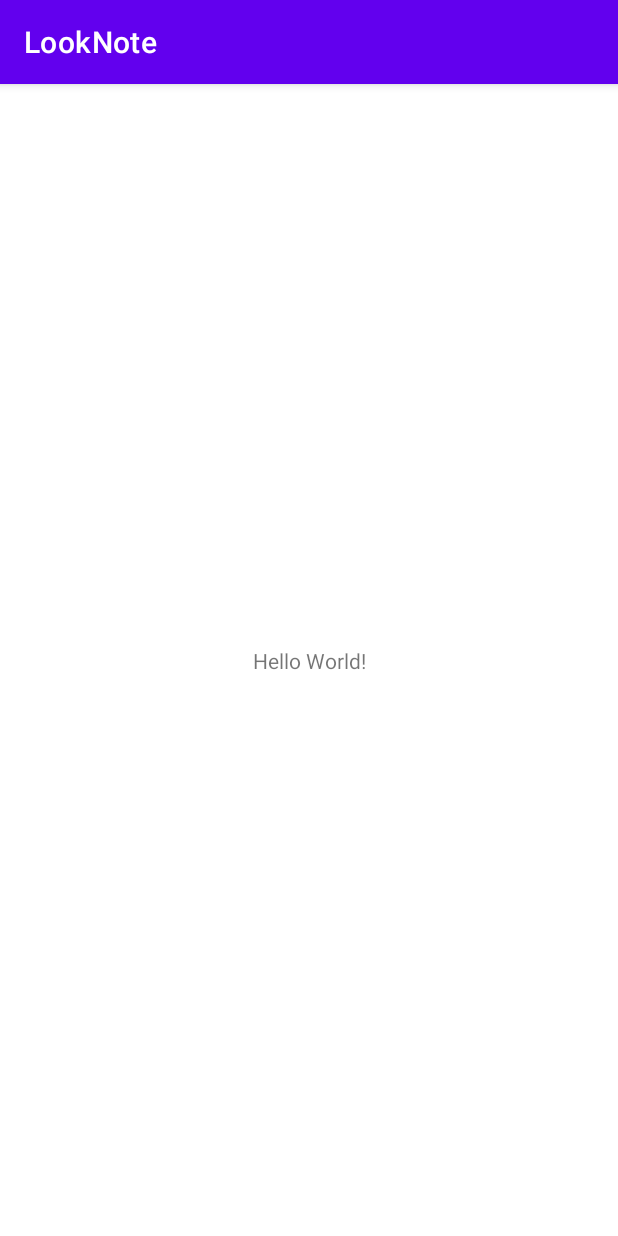
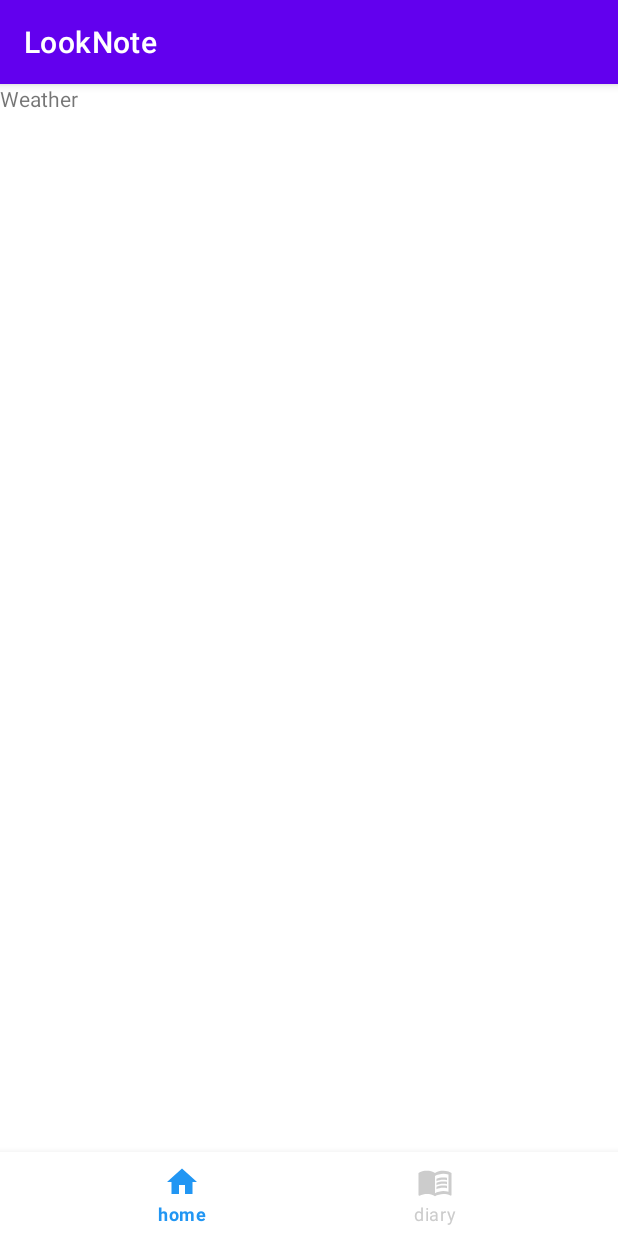
Before and after one commit to Kkorrru/Look-Note, an Android app: the screen it shows after launch (MainActivity), on a phone screen of 412 x 824 dp. Run offline under Robolectric (Android 15) with nearby library versions, the phone set to English and light mode, and no system bars.

Commit message:
implement bottomNavi

```diff
--- a/app/build.gradle
+++ b/app/build.gradle
@@ -33,6 +33,9 @@ dependencies {
     implementation 'androidx.appcompat:appcompat:1.2.0'
     implementation 'com.google.android.material:material:1.3.0'
     implementation 'androidx.constraintlayout:constraintlayout:2.0.4'
+    implementation 'androidx.legacy:legacy-support-v4:1.0.0'
+    //noinspection GradleCompatible
+    implementation 'com.android.support:design:28.0.0'
     testImplementation 'junit:junit:4.+'
     androidTestImplementation 'androidx.test.ext:junit:1.1.2'
     androidTestImplementation 'androidx.test.espresso:espresso-core:3.3.0'
--- /dev/null
+++ b/app/src/main/java/com/example/looknote/Diary.java
@@ -0,0 +1,21 @@
+package com.example.looknote;
+
+import android.os.Bundle;
+
+import androidx.fragment.app.Fragment;
+
+import android.view.LayoutInflater;
+import android.view.View;
+import android.view.ViewGroup;
+
+
+public class Diary extends Fragment {
+
+    @Override
+    public View onCreateView(LayoutInflater inflater, ViewGroup container,
+                             Bundle savedInstanceState) {
+        // Inflate the layout for this fragment
+        return inflater.inflate(R.layout.fragment_diary, container, false);
+    }
+
+}
--- a/app/src/main/java/com/example/looknote/MainActivity.java
+++ b/app/src/main/java/com/example/looknote/MainActivity.java
@@ -1,14 +1,46 @@
 package com.example.looknote;
 
+import androidx.annotation.NonNull;
 import androidx.appcompat.app.AppCompatActivity;
 
 import android.os.Bundle;
+import android.view.MenuItem;
+
+import com.google.android.material.bottomnavigation.BottomNavigationView;
 
 public class MainActivity extends AppCompatActivity {
 //
+    BottomNavigationView bottomNavigationView;
+
     @Override
     protected void onCreate(Bundle savedInstanceState) {
         super.onCreate(savedInstanceState);
         setContentView(R.layout.activity_main);
+
+        bottomNavigationView = findViewById(R.id.bottomNavi);
+        //bottomNavigationView.setItemIconTintList(null);
+
+        //처음화면
+        //FrameLayout에 fragment.xml 띄우기
+        getSupportFragmentManager().beginTransaction().add(R.id.main_frame,new Weather() ).commit();
+
+        //바텀 네비케이션뷰 안의 아이템 설정
+        bottomNavigationView.setOnNavigationItemSelectedListener(new BottomNavigationView.OnNavigationItemSelectedListener() {
+            @Override
+            public boolean onNavigationItemSelected(@NonNull MenuItem item) {
+                switch(item.getItemId()){
+                    //item 클릭 시, id값을 가져와 FrameLayout에 fragment.xml 띄운다
+                    case R.id.home:
+                        getSupportFragmentManager().beginTransaction().replace(R.id.main_frame, new Weather()).commit();
+                        return true;
+                    case R.id.diary:
+                        getSupportFragmentManager().beginTransaction().replace(R.id.main_frame, new Diary()).commit();
+                        return true;
+                    default: return false;
+                }
+
+                //return false;
+            }
+        });
     }
 }
--- /dev/null
+++ b/app/src/main/java/com/example/looknote/Weather.java
@@ -0,0 +1,22 @@
+package com.example.looknote;
+
+import android.os.Bundle;
+
+import androidx.fragment.app.Fragment;
+
+import android.view.LayoutInflater;
+import android.view.View;
+import android.view.ViewGroup;
+
+
+public class Weather extends Fragment {
+
+
+
+    @Override
+    public View onCreateView(LayoutInflater inflater, ViewGroup container,
+                             Bundle savedInstanceState) {
+        // Inflate the layout for this fragment
+        return inflater.inflate(R.layout.fragment_weather, container, false);
+    }
+}
--- /dev/null
+++ b/app/src/main/res/drawable/ic_baseline_home_24.xml
@@ -0,0 +1,5 @@
+<vector android:height="24dp" android:tint="?attr/colorControlNormal"
+    android:viewportHeight="24" android:viewportWidth="24"
+    android:width="24dp" xmlns:android="http://schemas.android.com/apk/res/android">
+    <path android:fillColor="@android:color/white" android:pathData="M10,20v-6h4v6h5v-8h3L12,3 2,12h3v8z"/>
+</vector>
--- /dev/null
+++ b/app/src/main/res/drawable/ic_baseline_menu_book_24.xml
@@ -0,0 +1,19 @@
+<vector xmlns:android="http://schemas.android.com/apk/res/android"
+    android:width="24dp"
+    android:height="24dp"
+    android:viewportWidth="24"
+    android:viewportHeight="24"
+    android:tint="?attr/colorControlNormal">
+  <path
+      android:fillColor="@android:color/white"
+      android:pathData="M21,5c-1.11,-0.35 -2.33,-0.5 -3.5,-0.5c-1.95,0 -4.05,0.4 -5.5,1.5c-1.45,-1.1 -3.55,-1.5 -5.5,-1.5S2.45,4.9 1,6v14.65c0,0.25 0.25,0.5 0.5,0.5c0.1,0 0.15,-0.05 0.25,-0.05C3.1,20.45 5.05,20 6.5,20c1.95,0 4.05,0.4 5.5,1.5c1.35,-0.85 3.8,-1.5 5.5,-1.5c1.65,0 3.35,0.3 4.75,1.05c0.1,0.05 0.15,0.05 0.25,0.05c0.25,0 0.5,-0.25 0.5,-0.5V6C22.4,5.55 21.75,5.25 21,5zM21,18.5c-1.1,-0.35 -2.3,-0.5 -3.5,-0.5c-1.7,0 -4.15,0.65 -5.5,1.5V8c1.35,-0.85 3.8,-1.5 5.5,-1.5c1.2,0 2.4,0.15 3.5,0.5V18.5z"/>
+  <path
+      android:fillColor="@android:color/white"
+      android:pathData="M17.5,10.5c0.88,0 1.73,0.09 2.5,0.26V9.24C19.21,9.09 18.36,9 17.5,9c-1.7,0 -3.24,0.29 -4.5,0.83v1.66C14.13,10.85 15.7,10.5 17.5,10.5z"/>
+  <path
+      android:fillColor="@android:color/white"
+      android:pathData="M13,12.49v1.66c1.13,-0.64 2.7,-0.99 4.5,-0.99c0.88,0 1.73,0.09 2.5,0.26V11.9c-0.79,-0.15 -1.64,-0.24 -2.5,-0.24C15.8,11.66 14.26,11.96 13,12.49z"/>
+  <path
+      android:fillColor="@android:color/white"
+      android:pathData="M17.5,14.33c-1.7,0 -3.24,0.29 -4.5,0.83v1.66c1.13,-0.64 2.7,-0.99 4.5,-0.99c0.88,0 1.73,0.09 2.5,0.26v-1.52C19.21,14.41 18.36,14.33 17.5,14.33z"/>
+</vector>
--- /dev/null
+++ b/app/src/main/res/drawable/menu_selector_color.xml
@@ -0,0 +1,5 @@
+<?xml version="1.0" encoding="utf-8"?>
+<selector xmlns:android="http://schemas.android.com/apk/res/android">
+    <item android:state_checked="true" android:color="#2196F3"/>
+    <item android:color="#CCCCCC"/>
+</selector>
--- a/app/src/main/res/layout/activity_main.xml
+++ b/app/src/main/res/layout/activity_main.xml
@@ -6,13 +6,29 @@
     android:layout_height="match_parent"
     tools:context=".MainActivity">
 
-    <TextView
-        android:layout_width="wrap_content"
+    <com.google.android.material.bottomnavigation.BottomNavigationView
+        android:id="@+id/bottomNavi"
+        android:layout_width="match_parent"
         android:layout_height="wrap_content"
-        android:text="Hello World!"
+        android:layout_alignParentBottom="true"
+        android:layout_centerHorizontal="true"
+        app:itemIconTint="@drawable/menu_selector_color"
+        app:itemTextColor="@drawable/menu_selector_color"
+
         app:layout_constraintBottom_toBottomOf="parent"
-        app:layout_constraintLeft_toLeftOf="parent"
-        app:layout_constraintRight_toRightOf="parent"
-        app:layout_constraintTop_toTopOf="parent" />
+        app:layout_constraintEnd_toEndOf="parent"
+        app:layout_constraintStart_toStartOf="parent"
+        app:layout_constraintTop_toTopOf="parent"
+        app:layout_constraintVertical_bias="1.0"
+        app:menu="@menu/bottom"
+         />
+
+
+    <FrameLayout
+        android:id="@+id/main_frame"
+        android:layout_width="match_parent"
+        android:layout_height="match_parent"
+        tools:layout_editor_absoluteX="0dp"
+        tools:layout_editor_absoluteY="0dp" />
 
 </androidx.constraintlayout.widget.ConstraintLayout>
--- /dev/null
+++ b/app/src/main/res/layout/fragment_diary.xml
@@ -0,0 +1,14 @@
+<?xml version="1.0" encoding="utf-8"?>
+<FrameLayout xmlns:android="http://schemas.android.com/apk/res/android"
+    xmlns:tools="http://schemas.android.com/tools"
+    android:layout_width="match_parent"
+    android:layout_height="match_parent"
+    tools:context=".Diary">
+
+    <!-- TODO: Update blank fragment layout -->
+    <TextView
+        android:layout_width="match_parent"
+        android:layout_height="match_parent"
+        android:text="diary" />
+
+</FrameLayout>
--- /dev/null
+++ b/app/src/main/res/layout/fragment_weather.xml
@@ -0,0 +1,14 @@
+<?xml version="1.0" encoding="utf-8"?>
+<FrameLayout xmlns:android="http://schemas.android.com/apk/res/android"
+    xmlns:tools="http://schemas.android.com/tools"
+    android:layout_width="match_parent"
+    android:layout_height="match_parent"
+    tools:context=".Weather">
+
+    <!-- TODO: Update blank fragment layout -->
+    <TextView
+        android:layout_width="match_parent"
+        android:layout_height="match_parent"
+        android:text="Weather" />
+
+</FrameLayout>
--- /dev/null
+++ b/app/src/main/res/menu/bottom.xml
@@ -0,0 +1,19 @@
+<?xml version="1.0" encoding="utf-8"?>
+<menu xmlns:android="http://schemas.android.com/apk/res/android">
+
+    <item
+        android:id="@+id/home"
+        android:icon="@drawable/ic_baseline_home_24"
+        android:enabled="true"
+        android:checked="true"
+        android:title="home"
+        />
+
+    <item
+        android:id="@+id/diary"
+        android:icon="@drawable/ic_baseline_menu_book_24"
+        android:enabled="true"
+        android:title="diary"
+        />
+
+</menu>
--- a/app/src/main/res/values/strings.xml
+++ b/app/src/main/res/values/strings.xml
@@ -1,3 +1,5 @@
 <resources>
     <string name="app_name">LookNote</string>
+    <!-- TODO: Remove or change this placeholder text -->
+    <string name="hello_blank_fragment">Hello blank fragment</string>
 </resources>
```
